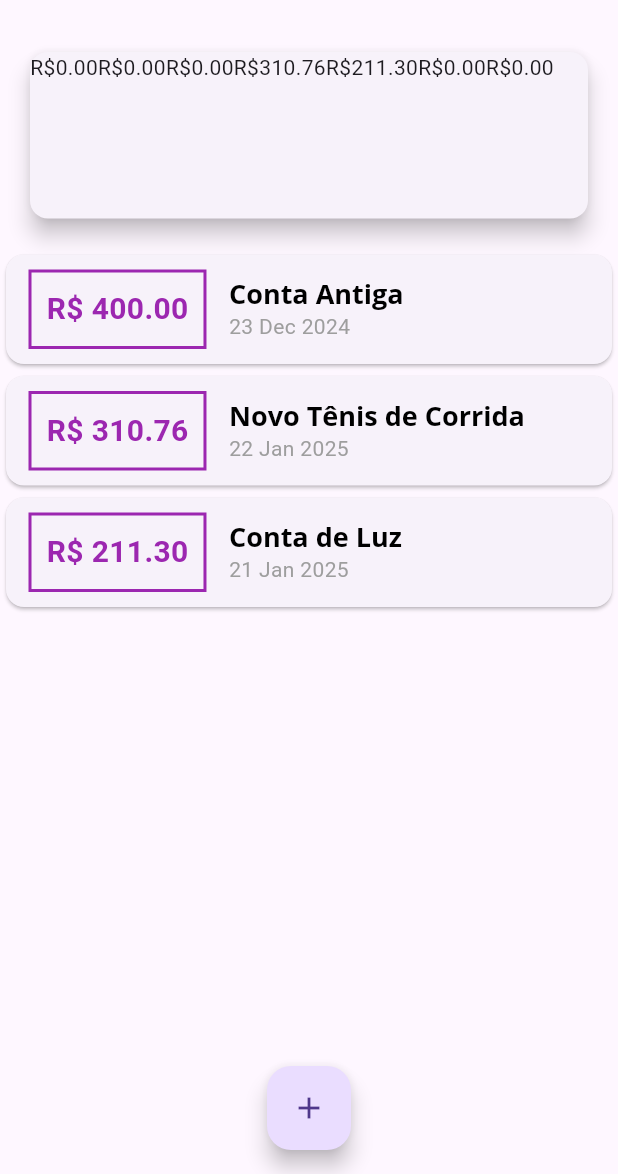
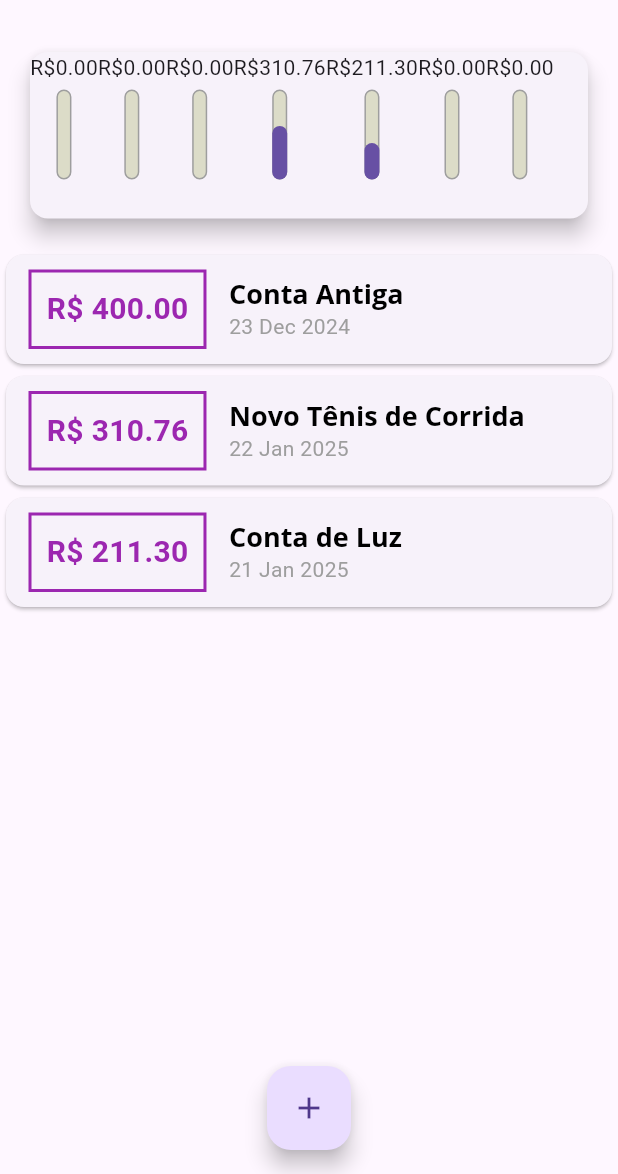
Before and after one commit to jgdlago/expenses-app, a Flutter app: the screen it shows after launch, on a phone screen of 412 x 824 dp, the part 62-1236 px from its top. Run offline on Flutter 3.47's test engine with Material 3 defaults, Android fonts, the phone set to English and light mode, and no system bars.

Commit message:
:sparkles: feat(public): ajuste das barras de porcentagem de gastos diários da semana

```diff
--- a/expenses/lib/components/chart.dart
+++ b/expenses/lib/components/chart.dart
@@ -33,6 +33,12 @@ class Chart extends StatelessWidget {
     });
   }
 
+  double get _weekTotalValue {
+    return groupedTransactions.fold(0.0, (sum, tr) {
+      return sum + (tr['value'] as double);
+    });
+  }
+
   @override
   Widget build(BuildContext context) {
     groupedTransactions;
@@ -41,7 +47,11 @@ class Chart extends StatelessWidget {
       margin: const EdgeInsets.all(20),
       child: Row(
         children: groupedTransactions.map((tr) {
-          return ChartBar(label: tr['day'] as String, value: tr['value'] as double, percentage: 0);
+          return ChartBar(
+              label: tr['day'] as String,
+              value: tr['value'] as double,
+              percentage: (tr['value'] as double) / _weekTotalValue,
+          );
         }).toList(),
       ),
     );
--- a/expenses/lib/components/chart_bar.dart
+++ b/expenses/lib/components/chart_bar.dart
@@ -21,10 +21,33 @@ class ChartBar extends StatelessWidget {
         Container(
           height: 60,
           width: 10,
-          child: null,
+          child: Stack(
+            alignment: Alignment.bottomCenter,
+            children: <Widget>[
+              Container(
+                decoration: BoxDecoration(
+                  border: Border.all(
+                    color: Colors.grey,
+                    width: 1.0,
+                  ),
+                  color: const Color.fromRGBO(220, 220, 200, 1),
+                  borderRadius: BorderRadius.circular(5),
+                ),
+              ),
+              FractionallySizedBox(
+                heightFactor: percentage,
+                child: Container(
+                  decoration: BoxDecoration(
+                    color: Theme.of(context).primaryColor,
+                    borderRadius: BorderRadius.circular(5),
+                  ),
+                ),
+              ),
+            ],
+          ),
         ),
-        SizedBox(height: 5),
-        Text('')
+        const SizedBox(height: 5),
+        const Text('')
       ],
     );
   }
```
